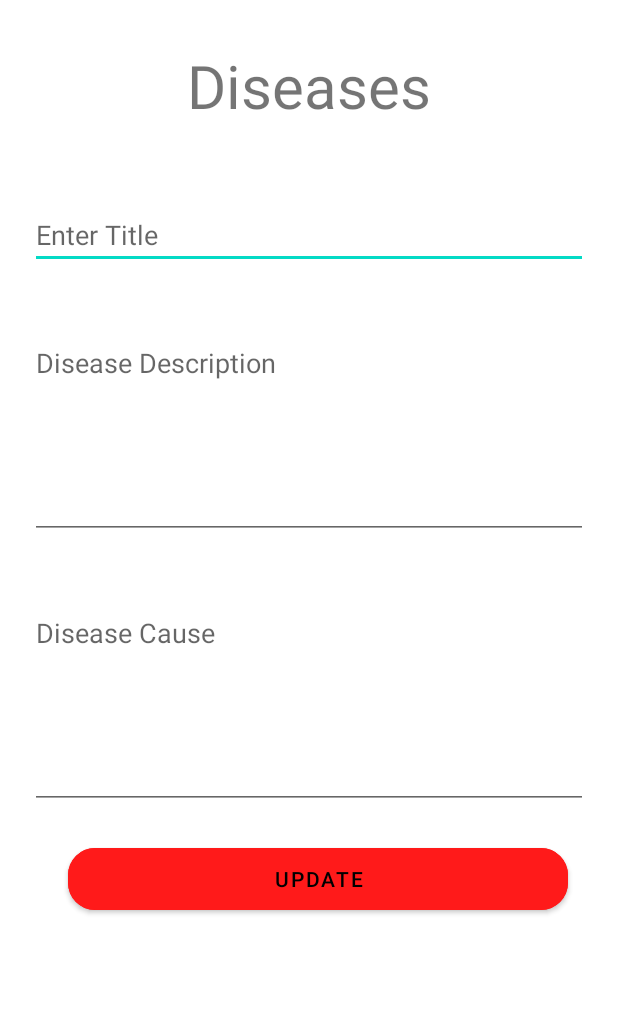
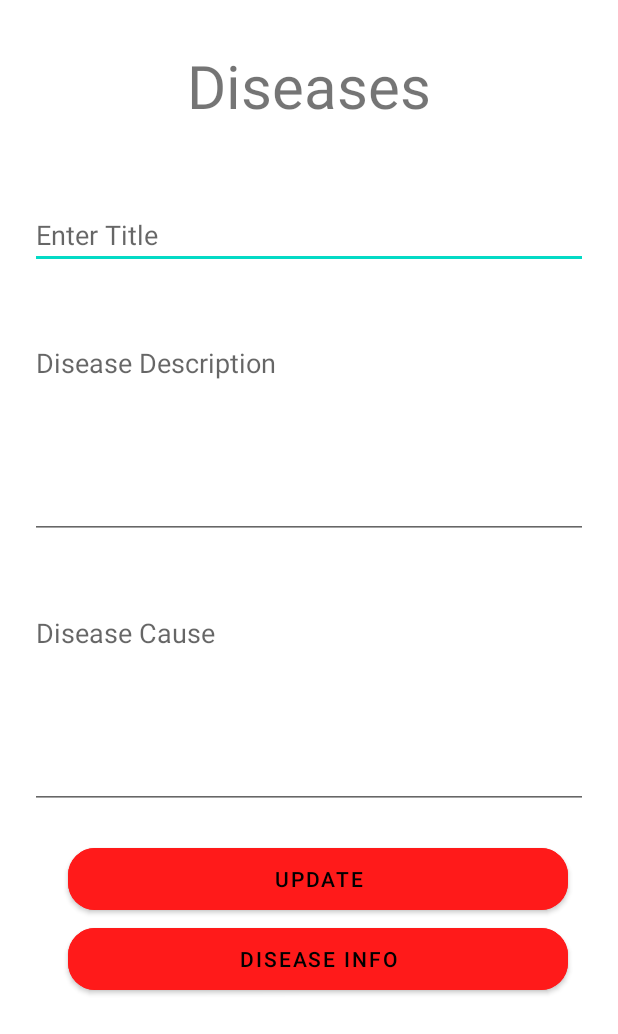
Before and after one commit to prakhar1032/Medical-Report, an Android app: the Diseases screen opened directly, with no data from a screen before it, on a phone screen of 412 x 824 dp. Shown: the top 1034 px of the screen. Run offline under Robolectric (Android 15) with nearby library versions, the phone set to English and light mode, and no system bars; our stand-ins replace Firebase (no records; nobody signed in at launch, a user with empty details on screens opened directly).

Commit message:
commit 16

```diff
--- a/app/src/main/AndroidManifest.xml
+++ b/app/src/main/AndroidManifest.xml
@@ -25,6 +25,9 @@
         <activity android:name=".DoctorVisit" />
         <activity android:name=".MedicalReport" />
         <activity android:name=".Medication" />
+        <activity android:name=".Disease_info" />
+
+
     </application>
 
 </manifest>
--- a/app/src/main/java/com/medical/medicalreport/Diseases.kt
+++ b/app/src/main/java/com/medical/medicalreport/Diseases.kt
@@ -1,5 +1,6 @@
 package com.medical.medicalreport
 
+import android.content.Intent
 import android.media.MediaPlayer
 import androidx.appcompat.app.AppCompatActivity
 import android.os.Bundle
@@ -33,7 +34,7 @@ class Diseases : AppCompatActivity() {
         disease_name = findViewById(R.id.disease_name)
         disease_2_name = findViewById(R.id.disease_2name)
         disease_3_name = findViewById(R.id.disease_3name)
-        update_btn = findViewById(R.id.disease_info)
+        update_btn = findViewById(R.id.disease_upload)
         firebaseAuth = FirebaseAuth.getInstance()
         firebaseDatabase = FirebaseDatabase.getInstance().reference.child("Users")
             .child(firebaseAuth?.currentUser!!.uid)
@@ -100,4 +101,9 @@ class Diseases : AppCompatActivity() {
         }
 
     }
+
+    fun diseaseinfo(view: View) {
+        val intent = Intent(this,Disease_info::class.java)
+        startActivity(intent)
+    }
 }
--- a/app/src/main/java/com/medical/medicalreport/MainActivity.kt
+++ b/app/src/main/java/com/medical/medicalreport/MainActivity.kt
@@ -28,4 +28,5 @@ class MainActivity : AppCompatActivity() {
     }
 
 
+
 }
--- a/app/src/main/res/layout/activity_diseases.xml
+++ b/app/src/main/res/layout/activity_diseases.xml
@@ -54,15 +54,25 @@
             android:inputType="textMultiLine" />
 
         <com.google.android.material.button.MaterialButton
-            android:id="@+id/disease_info"
+            android:id="@+id/disease_upload"
             android:layout_width="333dp"
             android:layout_height="53dp"
             android:layout_marginLeft="45dp"
             android:backgroundTint="#ff1a1a"
             android:text="Update"
             android:textColor="@color/black"
-            app:cornerRadius="18dp"
-            tools:ignore="MissingConstraints" />
+            app:cornerRadius="18dp" />
+
+        <com.google.android.material.button.MaterialButton
+            android:id="@+id/disease_info"
+            android:onClick="diseaseinfo"
+            android:layout_width="333dp"
+            android:layout_height="53dp"
+            android:layout_marginLeft="45dp"
+            android:backgroundTint="#ff1a1a"
+            android:text="Disease Info"
+            android:textColor="@color/black"
+            app:cornerRadius="18dp" />
 
 
 
```
Also changed, not shown: app/src/main/java/com/medical/medicalreport/Disease_info.kt (+47 -0 lines), app/src/main/java/com/medical/medicalreport/LoginActivity.kt (+30 -24 lines), app/src/main/java/com/medical/medicalreport/MedicalReport.kt (+18 -17 lines), app/src/main/res/layout/activity_disease_info.xml (+29 -1 lines).
